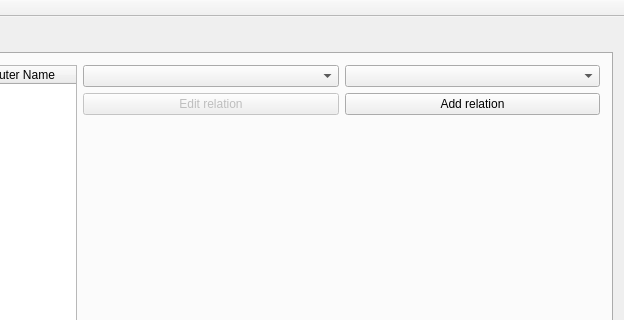
Above: mainwindow.ui from bennisverrir/Golfing-Union-of-Ireland before the change; both pictures show x 464 to 1088 and y 0 to 320 of the 1088 by 655 pixel window. Below: the same form after it.
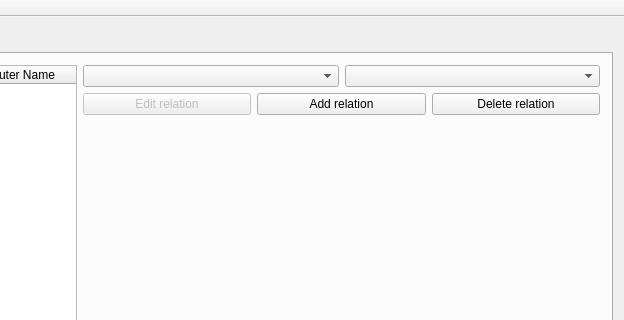
That is the form after the change.

Commit message: Fixed naming conventions, added delete relation button

What changed in the file:
```diff
--- a/mainwindow.ui
+++ b/mainwindow.ui
@@ -371,6 +371,13 @@
                     </property>
                    </widget>
                   </item>
+                  <item>
+                   <widget class="QPushButton" name="ButtonDeleteRelation">
+                    <property name="text">
+                     <string>Delete relation</string>
+                    </property>
+                   </widget>
+                  </item>
                  </layout>
                 </item>
                 <item>
```
Left out of the diff: 8 changed lines with no effect on the pictures.
